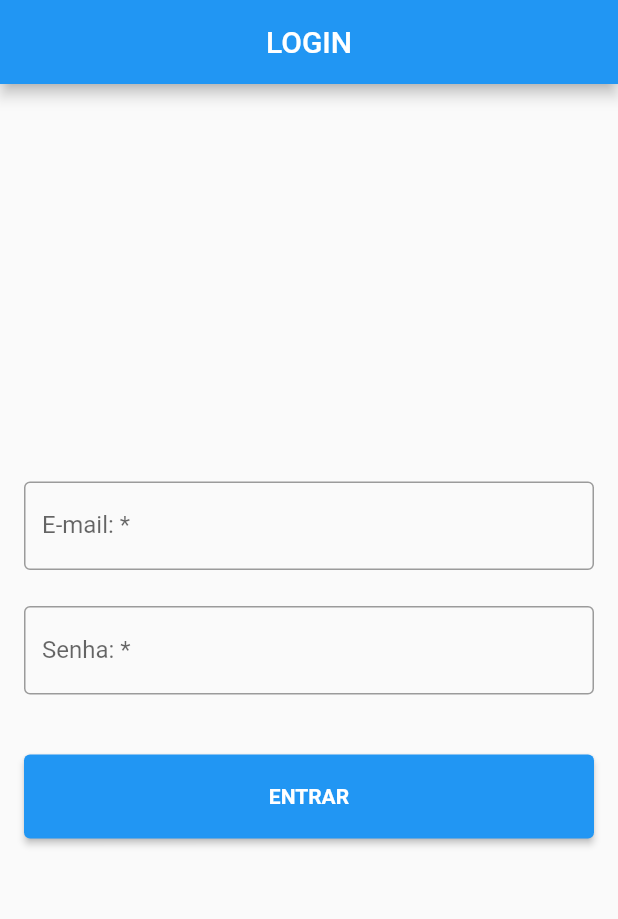
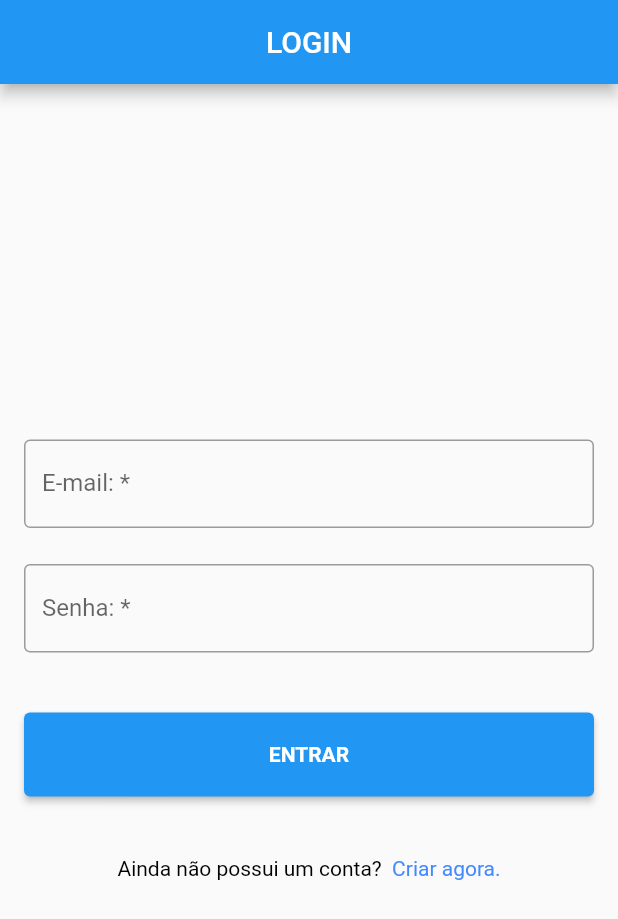
Before and after one commit to jonathancmatos/authentication-flutter, a Flutter app: the screen it shows after launch, on a phone screen of 412 x 824 dp. Shown: the top 919 px of the screen. Run offline on Flutter 3.47's test engine with Material 2 defaults, Android fonts, the phone set to English and light mode, and no system bars; our stand-ins replace dio, equatable, flutter_mobx, flutter_modular, fpdart, internet_connection_checker and 3 more; generated files the repository leaves out were written again; network calls fail.

```diff
--- /dev/null
+++ b/lib/app/features/auth/presentation/signin/components/button_new_account.dart
@@ -0,0 +1,35 @@
+import 'package:flutter/gestures.dart';
+import 'package:flutter/material.dart';
+import 'package:flutter_modular/flutter_modular.dart';
+
+class ButtonNewAccount extends StatelessWidget {
+  const ButtonNewAccount({super.key});
+
+  @override
+  Widget build(BuildContext context) {
+    return RichText(
+      textAlign: TextAlign.center,
+      text: TextSpan(
+        children: [
+          const TextSpan(
+            text: "Ainda não possui um conta? ",
+            style: TextStyle(
+              color: Colors.black,
+            ),
+          ),
+          TextSpan(
+            text: " Criar agora.",
+            style: const TextStyle(color: Colors.blueAccent),
+            recognizer: _openNewAccountScreen()
+          )
+        ],
+      ),
+    );
+  }
+
+  TapGestureRecognizer _openNewAccountScreen(){
+    return TapGestureRecognizer()..onTap = () {
+        Modular.to.pushNamed("/register");
+    };
+  }
+}
--- a/lib/app/features/auth/presentation/signin/signin_screen.dart
+++ b/lib/app/features/auth/presentation/signin/signin_screen.dart
@@ -1,3 +1,4 @@
+import 'package:authentication_flutter/app/features/auth/presentation/signin/components/button_new_account.dart';
 import 'package:authentication_flutter/app/features/auth/presentation/signin/states/signin_store.dart';
 import 'package:authentication_flutter/app/shared/components/custom_button.dart';
 import 'package:flutter/material.dart';
@@ -55,7 +56,10 @@ class SignInScreen extends StatelessWidget {
                       text: "ENTRAR",
                       onPressed: store.signIn,
                       loading: store.isLoading,
-                    )
+                    ),
+                    const SizedBox(height: 40),
+                    //Button New Account
+                    const ButtonNewAccount()
                   ],
                 ),
               ),
--- a/lib/app/features/auth/presentation/signup/signup_screen.dart
+++ b/lib/app/features/auth/presentation/signup/signup_screen.dart
@@ -3,6 +3,7 @@ import 'package:authentication_flutter/app/shared/components/custom_button.dart'
 import 'package:flutter/material.dart';
 import 'package:flutter_modular/flutter_modular.dart';
 import 'package:flutter_mobx/flutter_mobx.dart';
+import 'package:mask_text_input_formatter/mask_text_input_formatter.dart';
 
 class SignUpScreen extends StatefulWidget {
   const SignUpScreen({super.key});
@@ -14,6 +15,7 @@ class SignUpScreen extends StatefulWidget {
 class _SignUpScreenState extends State<SignUpScreen> {
 
   final store = Modular.get<SignUpStore>();
+  final maskPhoneFormatter = MaskTextInputFormatter(mask: "(##) #####-####");
 
   @override
   Widget build(BuildContext context) {
@@ -88,6 +90,7 @@ class _SignUpScreenState extends State<SignUpScreen> {
                     autovalidateMode: AutovalidateMode.onUserInteraction,
                     validator: (v) => store.phoneValidator,
                     onChanged: store.setPhone,
+                    inputFormatters: [maskPhoneFormatter],
                     keyboardType: TextInputType.phone,
                     decoration: const InputDecoration(
                         border: OutlineInputBorder(), labelText: "Telefone:"),
--- a/lib/main.dart
+++ b/lib/main.dart
@@ -5,7 +5,7 @@ import 'app/app_widget.dart';
 
 GlobalKey<NavigatorState> globalKeyNavigator = GlobalKey();
 
-void main() {
+void main(){
   WidgetsFlutterBinding.ensureInitialized();
   runApp(ModularApp(
     module: AppModule(),
--- a/pubspec.yaml
+++ b/pubspec.yaml
@@ -27,6 +27,7 @@ dependencies:
   mobx: ^2.1.4
   flutter_mobx: ^2.0.6+5
   shared_preferences: ^2.0.18
+  mask_text_input_formatter: ^2.4.0
 
 dev_dependencies:
   build_runner: ^2.3.2
```
Also changed, not shown: lib/app/app_module.dart (+11 -2 lines), lib/app/core/manager/user_manager_store.dart (added, +52 -0 lines), lib/app/features/auth/presentation/home/home_screen.dart (added, +44 -0 lines), lib/app/features/auth/presentation/signin/states/signin_store.dart (+10 -5 lines), lib/app/features/auth/presentation/signup/states/signup_store.dart (+6 -3 lines), lib/app/features/auth/presentation/welcome/welcome_screen.dart (added, +39 -0 lines), lib/app/utils/alert_message.dart (added, +33 -0 lines), lib/app/core/manager/user_manager_store.g.dart (added), pubspec.lock.
